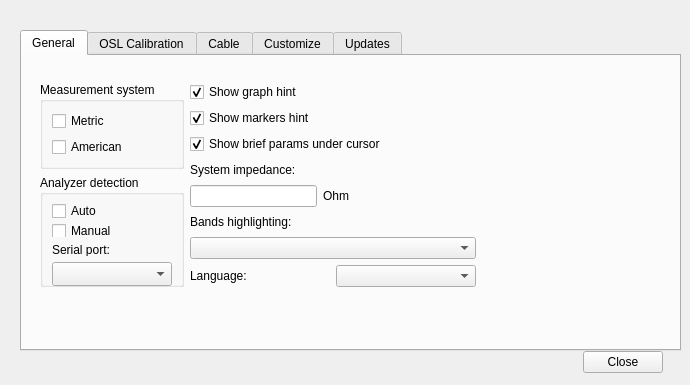
The window that settings.ui (rigexpert/AntScope2) describes before a commit, drawn with Qt 5.
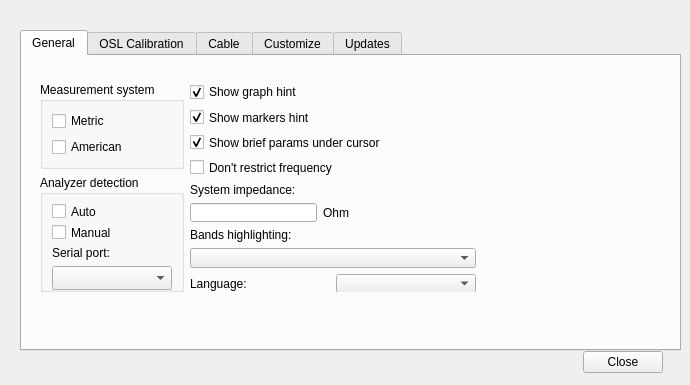
The same window after the commit. The open tabs and pages were chosen to show the change.

Patch:
```diff
--- a/settings.ui
+++ b/settings.ui
@@ -53,7 +53,7 @@
        <x>18</x>
        <y>26</y>
        <width>436</width>
-       <height>205</height>
+       <height>210</height>
       </rect>
      </property>
      <layout class="QHBoxLayout" name="horizontalLayout_26">
@@ -186,6 +186,13 @@
           </property>
          </widget>
         </item>
+        <item>
+         <widget class="QCheckBox" name="fqRestrictCheckBox">
+          <property name="text">
+           <string>Don't restrict frequency</string>
+          </property>
+         </widget>
+        </item>
         <item>
          <widget class="QLabel" name="label_4">
           <property name="text">
```
Left out of the diff: 2 changed lines with no effect on the pictures.
